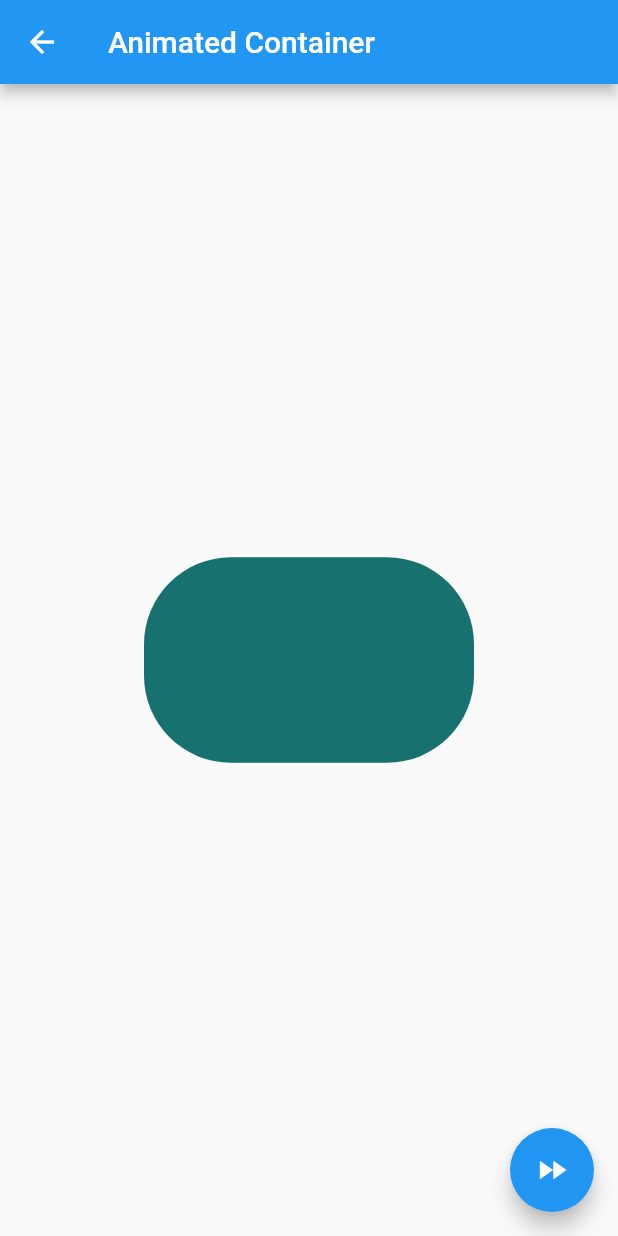
After one commit to marcossevilla/flutter-components, a Flutter app: the AnimatedContainerPage screen opened by its route, after a tap on the "fast forward" icon, on a phone screen of 412 x 824 dp. The commit adds this screen. Run offline on Flutter 3.47's test engine with Material 2 defaults, Android fonts, the phone set to English and light mode, and no system bars.

Commit message:
animated container and text input

```diff
--- /dev/null
+++ b/lib/src/pages/animated_container.dart
@@ -0,0 +1,56 @@
+import 'dart:math';
+
+import 'package:flutter/material.dart';
+
+class AnimatedContainerPage extends StatefulWidget {
+  @override
+  _AnimatedContainerPageState createState() => _AnimatedContainerPageState();
+}
+
+class _AnimatedContainerPageState extends State<AnimatedContainerPage> {
+  double _width = 50.0;
+  double _height = 50.0;
+  Color _color = Colors.yellow;
+
+  BorderRadiusGeometry _borderRadius = BorderRadius.circular(10.0);
+
+  @override
+  Widget build(BuildContext context) {
+    return Scaffold(
+      appBar: AppBar(
+        title: Text('Animated Container'),
+      ),
+      body: Center(
+        child: AnimatedContainer(
+          width: _width,
+          height: _height,
+          decoration: BoxDecoration(
+            color: _color,
+            borderRadius: _borderRadius,
+          ),
+          duration: Duration(seconds: 1),
+          curve: Curves.decelerate,
+        ),
+      ),
+      floatingActionButton: FloatingActionButton(
+        child: Icon(Icons.fast_forward),
+        onPressed: _changeContainer,
+      ),
+    );
+  }
+
+  void _changeContainer() {
+    final random = Random();
+    setState(() {
+      _width = random.nextInt(300).toDouble();
+      _height = random.nextInt(300).toDouble();
+      _color = Color.fromRGBO(
+        random.nextInt(255),
+        random.nextInt(255),
+        random.nextInt(255),
+        1,
+      );
+      _borderRadius = new BorderRadius.circular(random.nextInt(100).toDouble());
+    });
+  }
+}
--- a/lib/src/routes/routes.dart
+++ b/lib/src/routes/routes.dart
@@ -1,7 +1,9 @@
 import 'package:components/src/pages/alert_page.dart';
+import 'package:components/src/pages/animated_container.dart';
 import 'package:components/src/pages/avatar_page.dart';
 import 'package:components/src/pages/card_page.dart';
 import 'package:components/src/pages/home_page.dart';
+import 'package:components/src/pages/input_page.dart';
 
 import 'package:flutter/material.dart';
 
@@ -11,5 +13,7 @@ Map<String, WidgetBuilder> getAppRoutes() {
     'alert': (BuildContext context) => AlertPage(),
     'avatar': (BuildContext context) => AvatarPage(),
     'card': (BuildContext context) => CardPage(),
+    'animatedContainer': (BuildContext context) => AnimatedContainerPage(),
+    'inputs': (BuildContext context) => InputPage(),
   };
 }
--- a/lib/src/utils/icon_string_util.dart
+++ b/lib/src/utils/icon_string_util.dart
@@ -3,7 +3,9 @@ import 'package:flutter/material.dart';
 final _icons = <String, IconData>{
   "add_alert": Icons.add_alert,
   "accessibility": Icons.accessibility,
-  "folder_open": Icons.folder_open
+  "folder_open": Icons.folder_open,
+  "donut_large": Icons.donut_large,
+  "input": Icons.input,
 };
 
 Icon getIcon(String iconName) {
```
Also changed, not shown: data/menu_opts.json (+12 -1 lines), lib/src/pages/home_temp.dart (+11 -11 lines), lib/src/pages/input_page.dart (added, +55 -0 lines).
